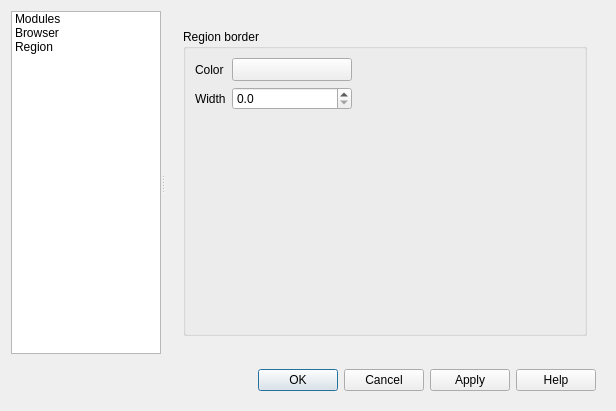
The window that src/providers/grass/qgsgrassoptionsbase.ui (carsmie/QGIS) describes before a commit, drawn with Qt 5.
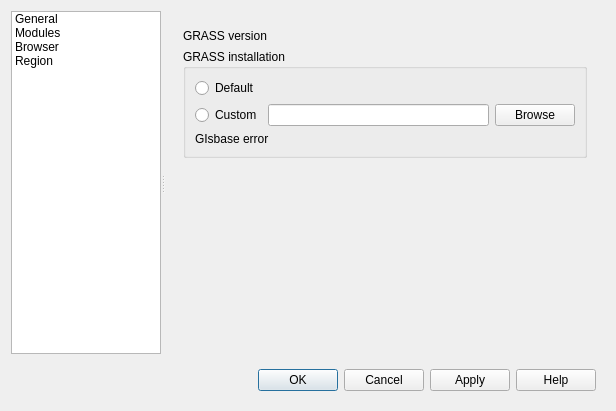
The same window after the commit. Icons and pictures are not drawn. Custom widgets are drawn as their Qt base class.

Commit message: [GRASS] optional GISBASE, options menu action

```diff
--- a/src/providers/grass/qgsgrassoptionsbase.ui
+++ b/src/providers/grass/qgsgrassoptionsbase.ui
@@ -77,6 +77,15 @@
          <property name="wordWrap">
           <bool>true</bool>
          </property>
+         <item>
+          <property name="text">
+           <string>General</string>
+          </property>
+          <property name="icon">
+           <iconset resource="../../../images/images.qrc">
+            <normaloff>:/images/themes/default/propertyicons/general.svg</normaloff>:/images/themes/default/propertyicons/general.svg</iconset>
+          </property>
+         </item>
          <item>
           <property name="text">
            <string>Modules</string>
@@ -131,8 +140,82 @@
           <number>0</number>
          </property>
          <property name="currentIndex">
-          <number>2</number>
+          <number>0</number>
          </property>
+         <widget class="QWidget" name="mGeneralPage">
+          <layout class="QVBoxLayout" name="verticalLayout_11">
+           <item>
+            <widget class="QLabel" name="mGrassVersionLabel">
+             <property name="toolTip">
+              <string>The version of GRASS which was used to build the GRASS provider and plugin in QGIS. Exactly the same version must be used on runtime.</string>
+             </property>
+             <property name="text">
+              <string notr="true">GRASS version</string>
+             </property>
+             <property name="margin">
+              <number>3</number>
+             </property>
+            </widget>
+           </item>
+           <item>
+            <widget class="QgsCollapsibleGroupBox" name="mGisbaseGroupBox">
+             <property name="title">
+              <string>GRASS installation</string>
+             </property>
+             <layout class="QVBoxLayout" name="verticalLayout_10">
+              <item>
+               <widget class="QRadioButton" name="mGisbaseDefaultRadioButton">
+                <property name="text">
+                 <string>Default</string>
+                </property>
+               </widget>
+              </item>
+              <item>
+               <layout class="QHBoxLayout" name="horizontalLayout_4">
+                <item>
+                 <widget class="QRadioButton" name="mGisbaseCustomRadioButton">
+                  <property name="text">
+                   <string>Custom</string>
+                  </property>
+                 </widget>
+                </item>
+                <item>
+                 <widget class="QLineEdit" name="mGisbaseLineEdit"/>
+                </item>
+                <item>
+                 <widget class="QPushButton" name="mGisbaseBrowseButton">
+                  <property name="text">
+                   <string>Browse</string>
+                  </property>
+                 </widget>
+                </item>
+               </layout>
+              </item>
+              <item>
+               <widget class="QLabel" name="mGisbaseErrorLabel">
+                <property name="text">
+                 <string>GIsbase error</string>
+                </property>
+               </widget>
+              </item>
+             </layout>
+            </widget>
+           </item>
+           <item>
+            <spacer name="verticalSpacer_4">
+             <property name="orientation">
+              <enum>Qt::Vertical</enum>
+             </property>
+             <property name="sizeHint" stdset="0">
+              <size>
+               <width>20</width>
+               <height>165</height>
+              </size>
+             </property>
+            </spacer>
+           </item>
+          </layout>
+         </widget>
          <widget class="QWidget" name="mModulesPage">
           <layout class="QVBoxLayout" name="verticalLayout_7">
            <item>
```
Left out of the diff: 31 changed lines with no effect on the pictures. The commit also changes 8 other files.
